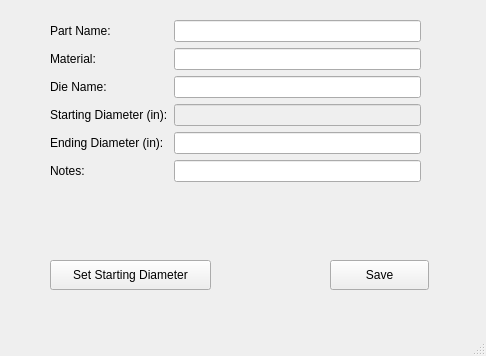
Qt form CreateNew.ui (nlinthacum/SeniorDesignGUI) before a commit.
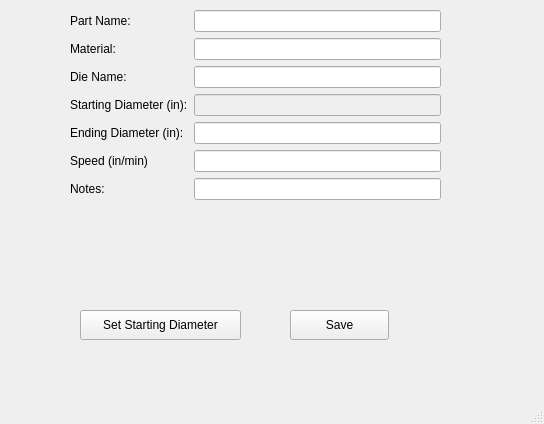
The same form after that commit.

Commit message: speed setting working

Patch:
```diff
--- a/CreateNew.ui
+++ b/CreateNew.ui
@@ -6,19 +6,19 @@
    <rect>
     <x>0</x>
     <y>0</y>
-    <width>486</width>
-    <height>356</height>
+    <width>544</width>
+    <height>424</height>
    </rect>
   </property>
   <property name="windowTitle">
-   <string>MainWindow</string>
+   <string>Create New</string>
   </property>
   <widget class="QWidget" name="centralwidget">
    <widget class="QPushButton" name="create_new_save_button">
     <property name="geometry">
      <rect>
-      <x>330</x>
-      <y>260</y>
+      <x>290</x>
+      <y>310</y>
       <width>99</width>
       <height>30</height>
      </rect>
@@ -30,8 +30,8 @@
    <widget class="QPushButton" name="set_starting_position_button">
     <property name="geometry">
      <rect>
-      <x>50</x>
-      <y>260</y>
+      <x>80</x>
+      <y>310</y>
       <width>161</width>
       <height>30</height>
      </rect>
@@ -43,10 +43,10 @@
    <widget class="QWidget" name="formLayoutWidget">
     <property name="geometry">
      <rect>
-      <x>50</x>
-      <y>20</y>
+      <x>70</x>
+      <y>10</y>
       <width>371</width>
-      <height>224</height>
+      <height>290</height>
      </rect>
     </property>
     <layout class="QFormLayout" name="formLayout_2">
@@ -57,6 +57,13 @@
        </property>
       </widget>
      </item>
+     <item row="0" column="1">
+      <widget class="QLineEdit" name="part_name_line">
+       <property name="text">
+        <string/>
+       </property>
+      </widget>
+     </item>
      <item row="1" column="0">
       <widget class="QLabel" name="label_2">
        <property name="text">
@@ -64,6 +71,9 @@
        </property>
       </widget>
      </item>
+     <item row="1" column="1">
+      <widget class="QLineEdit" name="material_line"/>
+     </item>
      <item row="2" column="0">
       <widget class="QLabel" name="label_3">
        <property name="text">
@@ -71,39 +81,9 @@
        </property>
       </widget>
      </item>
-     <item row="4" column="0">
-      <widget class="QLabel" name="label_5">
-       <property name="text">
-        <string>Ending Diameter (in):</string>
-       </property>
-      </widget>
-     </item>
-     <item row="5" column="0">
-      <widget class="QLabel" name="label_4">
-       <property name="text">
-        <string>Notes:</string>
-       </property>
-      </widget>
-     </item>
-     <item row="0" column="1">
-      <widget class="QLineEdit" name="part_name_line">
-       <property name="text">
-        <string/>
-       </property>
-      </widget>
-     </item>
-     <item row="1" column="1">
-      <widget class="QLineEdit" name="material_line"/>
-     </item>
      <item row="2" column="1">
       <widget class="QLineEdit" name="die_name_line"/>
      </item>
-     <item row="4" column="1">
-      <widget class="QLineEdit" name="ending_diameter_line"/>
-     </item>
-     <item row="5" column="1">
-      <widget class="QLineEdit" name="notes_line"/>
-     </item>
      <item row="3" column="0">
       <widget class="QLabel" name="label_6">
        <property name="text">
@@ -118,6 +98,36 @@
        </property>
       </widget>
      </item>
+     <item row="4" column="0">
+      <widget class="QLabel" name="label_5">
+       <property name="text">
+        <string>Ending Diameter (in):</string>
+       </property>
+      </widget>
+     </item>
+     <item row="4" column="1">
+      <widget class="QLineEdit" name="ending_diameter_line"/>
+     </item>
+     <item row="5" column="0">
+      <widget class="QLabel" name="label_7">
+       <property name="text">
+        <string>Speed (in/min) </string>
+       </property>
+      </widget>
+     </item>
+     <item row="6" column="0">
+      <widget class="QLabel" name="label_4">
+       <property name="text">
+        <string>Notes:</string>
+       </property>
+      </widget>
+     </item>
+     <item row="6" column="1">
+      <widget class="QLineEdit" name="notes_line"/>
+     </item>
+     <item row="5" column="1">
+      <widget class="QLineEdit" name="speed_line"/>
+     </item>
     </layout>
    </widget>
   </widget>
@@ -126,7 +136,7 @@
     <rect>
      <x>0</x>
      <y>0</y>
-     <width>486</width>
+     <width>544</width>
      <height>28</height>
     </rect>
    </property>
```
The commit also changes 9 other files.
